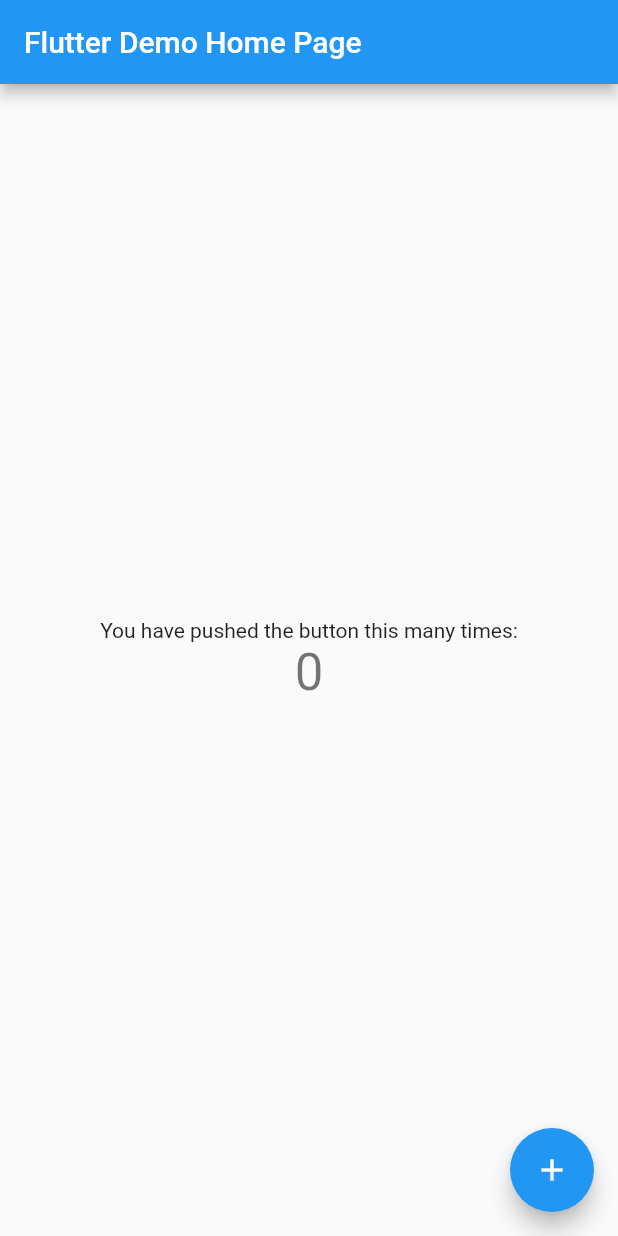
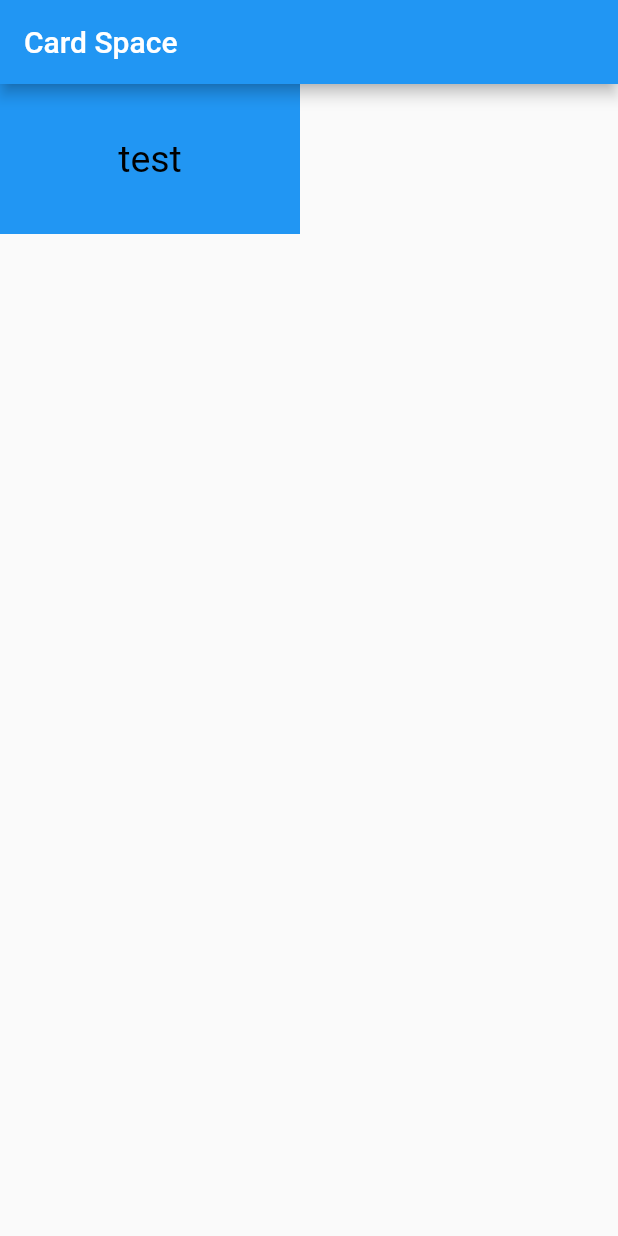
Before and after one commit to T1210Taichi/Card-sparce, a Flutter app: the screen it shows after launch, on a phone screen of 412 x 824 dp. Run offline on Flutter 3.47's test engine with Material 2 defaults, Android fonts, the phone set to English and light mode, and no system bars.

Commit message:
can move Container

```diff
--- a/lib/main.dart
+++ b/lib/main.dart
@@ -1,4 +1,6 @@
 import 'package:flutter/material.dart';
+
+const appName = "Card Space";
 
 void main() {
   runApp(const MyApp());
@@ -7,39 +9,20 @@
 class MyApp extends StatelessWidget {
   const MyApp({Key? key}) : super(key: key);
 
-  // This widget is the root of your application.
   @override
   Widget build(BuildContext context) {
     return MaterialApp(
-      title: 'Flutter Demo',
+      title: appName,
       theme: ThemeData(
-        // This is the theme of your application.
-        //
-        // Try running your application with "flutter run". You'll see the
-        // application has a blue toolbar. Then, without quitting the app, try
-        // changing the primarySwatch below to Colors.green and then invoke
-        // "hot reload" (press "r" in the console where you ran "flutter run",
-        // or simply save your changes to "hot reload" in a Flutter IDE).
-        // Notice that the counter didn't reset back to zero; the application
-        // is not restarted.
         primarySwatch: Colors.blue,
       ),
-      home: const MyHomePage(title: 'Flutter Demo Home Page'),
+      home: const MyHomePage(title: appName),
     );
   }
 }
 
 class MyHomePage extends StatefulWidget {
   const MyHomePage({Key? key, required this.title}) : super(key: key);
-
-  // This widget is the home page of your application. It is stateful, meaning
-  // that it has a State object (defined below) that contains fields that affect
-  // how it looks.
-
-  // This class is the configuration for the state. It holds the values (in this
-  // case the title) provided by the parent (in this case the App widget) and
-  // used by the build method of the State. Fields in a Widget subclass are
-  // always marked "final".
 
   final String title;
 
@@ -48,68 +31,59 @@
 }
 
 class _MyHomePageState extends State<MyHomePage> {
-  int _counter = 0;
-
-  void _incrementCounter() {
-    setState(() {
-      // This call to setState tells the Flutter framework that something has
-      // changed in this State, which causes it to rerun the build method below
-      // so that the display can reflect the updated values. If we changed
-      // _counter without calling setState(), then the build method would not be
-      // called again, and so nothing would appear to happen.
-      _counter++;
-    });
-  }
+  Offset pos = Offset(0, 0);
 
   @override
   Widget build(BuildContext context) {
-    // This method is rerun every time setState is called, for instance as done
-    // by the _incrementCounter method above.
-    //
-    // The Flutter framework has been optimized to make rerunning build methods
-    // fast, so that you can just rebuild anything that needs updating rather
-    // than having to individually change instances of widgets.
     return Scaffold(
       appBar: AppBar(
-        // Here we take the value from the MyHomePage object that was created by
-        // the App.build method, and use it to set our appbar title.
         title: Text(widget.title),
       ),
-      body: Center(
-        // Center is a layout widget. It takes a single child and positions it
-        // in the middle of the parent.
-        child: Column(
-          // Column is also a layout widget. It takes a list of children and
-          // arranges them vertically. By default, it sizes itself to fit its
-          // children horizontally, and tries to be as tall as its parent.
-          //
-          // Invoke "debug painting" (press "p" in the console, choose the
-          // "Toggle Debug Paint" action from the Flutter Inspector in Android
-          // Studio, or the "Toggle Debug Paint" command in Visual Studio Code)
-          // to see the wireframe for each widget.
-          //
-          // Column has various properties to control how it sizes itself and
-          // how it positions its children. Here we use mainAxisAlignment to
-          // center the children vertically; the main axis here is the vertical
-          // axis because Columns are vertical (the cross axis would be
-          // horizontal).
-          mainAxisAlignment: MainAxisAlignment.center,
-          children: <Widget>[
-            const Text(
-              'You have pushed the button this many times:',
+      body: Stack(
+        //Widgetを自由に配置
+        children: <Widget>[
+          Positioned(
+            //位置を指定
+            left: pos.dx,
+            top: pos.dy,
+            child: Draggable(
+              //ドラッグで移動可能に
+              feedback: Container(
+                //移動中のWidget
+                width: 200,
+                height: 100,
+                color: Colors.blue,
+                child: const Center(
+                  child: Text(
+                    "test",
+                    style: TextStyle(color: Colors.black, fontSize: 25.0),
+                  ),
+                ),
+              ),
+              child: Container(
+                //移動する前のWidget
+                width: 200,
+                height: 100,
+                color: Colors.blue,
+                child: const Center(
+                  child: Text(
+                    "test",
+                    style: TextStyle(color: Colors.black, fontSize: 25.0),
+                  ),
+                ),
+              ),
+              childWhenDragging: Container(), //移動中の移動する前のWidget
+              onDraggableCanceled: (view, offset) {
+                //ドラッグを離した処理
+                setState(() {
+                  //Widgetの位置を更新
+                  pos = Offset(offset.dx, offset.dy - 56);
+                });
+              },
             ),
-            Text(
-              '$_counter',
-              style: Theme.of(context).textTheme.headline4,
-            ),
-          ],
-        ),
+          ),
+        ],
       ),
-      floatingActionButton: FloatingActionButton(
-        onPressed: _incrementCounter,
-        tooltip: 'Increment',
-        child: const Icon(Icons.add),
-      ), // This trailing comma makes auto-formatting nicer for build methods.
     );
   }
 }
```
